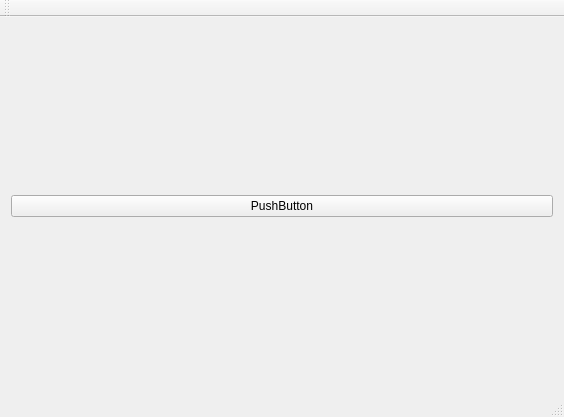
This is mainwindow.ui in Funjy/RF_60x_QuadView_w as Qt 5 draws it before an edit. The edited form follows.
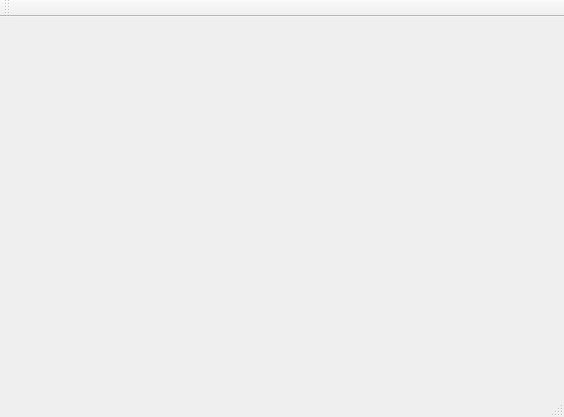
This is the edited form.

```diff
--- a/mainwindow.ui
+++ b/mainwindow.ui
@@ -19,21 +19,7 @@
      <layout class="QVBoxLayout" name="ParametersLayout"/>
     </item>
     <item>
-     <layout class="QGridLayout" name="graphsLayout">
-      <item row="0" column="0">
-       <widget class="QPushButton" name="pushButton">
-        <property name="sizePolicy">
-         <sizepolicy hsizetype="Expanding" vsizetype="Fixed">
-          <horstretch>0</horstretch>
-          <verstretch>0</verstretch>
-         </sizepolicy>
-        </property>
-        <property name="text">
-         <string>PushButton</string>
-        </property>
-       </widget>
-      </item>
-     </layout>
+     <layout class="QGridLayout" name="graphsLayout"/>
     </item>
    </layout>
   </widget>
```
